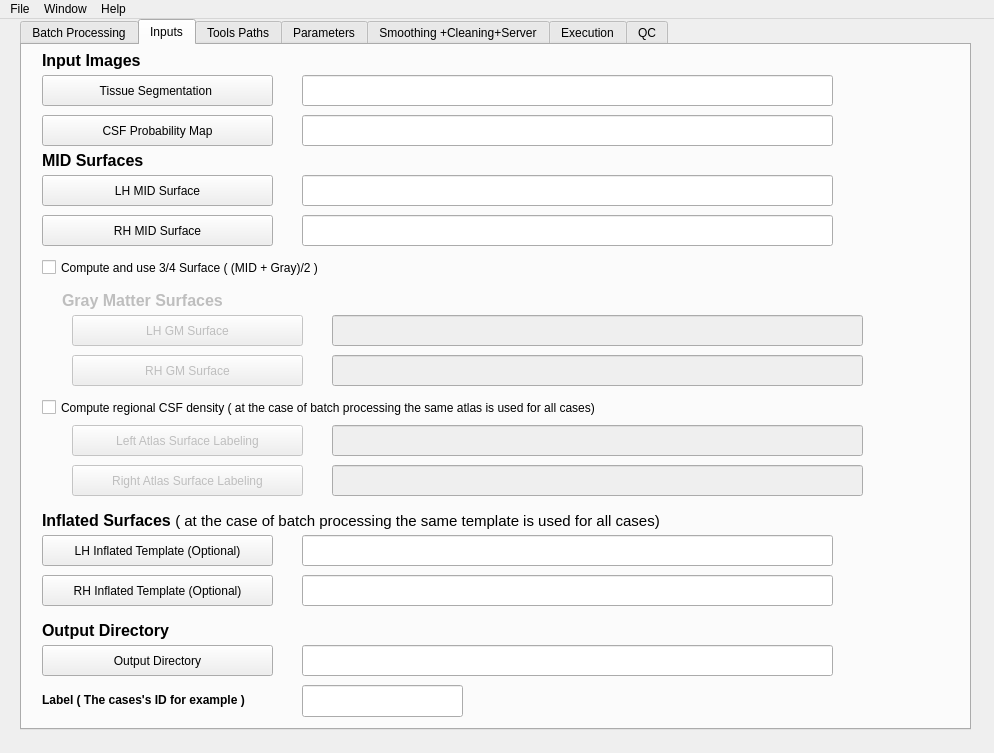
The window that src/app/csfwindow.ui (tahya-deddah/Local_EACSF) describes before a commit, drawn with Qt 5.
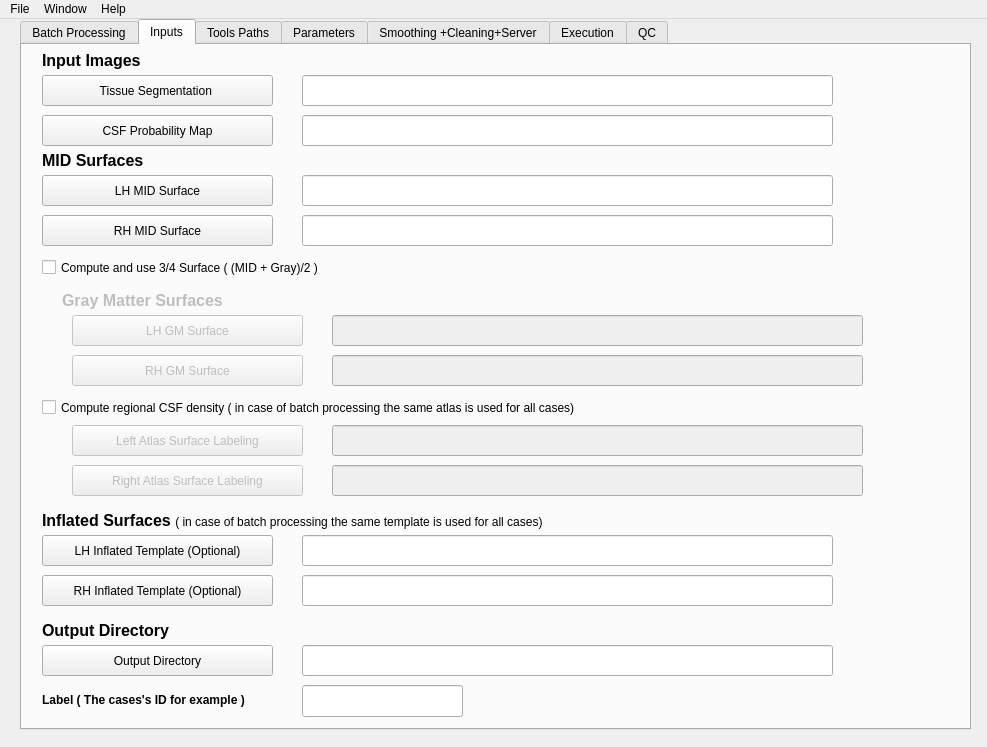
The same window after the commit. The open tabs and pages were chosen to show the change.

What changed in the file:
```diff
--- a/src/app/csfwindow.ui
+++ b/src/app/csfwindow.ui
@@ -6,8 +6,8 @@
    <rect>
     <x>0</x>
     <y>0</y>
-    <width>994</width>
-    <height>753</height>
+    <width>987</width>
+    <height>747</height>
    </rect>
   </property>
   <property name="windowTitle">
@@ -701,7 +701,7 @@
        </rect>
       </property>
       <property name="text">
-       <string>&lt;html&gt;&lt;head/&gt;&lt;body&gt;&lt;p&gt;&lt;span style=&quot; font-size:12pt; font-weight:600;&quot;&gt;Inflated Surfaces &lt;/span&gt;&lt;span style=&quot; font-size:11pt;&quot;&gt;( at the case of batch processing the same template is used for all cases)&lt;/span&gt;&lt;/p&gt;&lt;/body&gt;&lt;/html&gt;</string>
+       <string>&lt;html&gt;&lt;head/&gt;&lt;body&gt;&lt;p&gt;&lt;span style=&quot; font-size:12pt; font-weight:600;&quot;&gt;Inflated Surfaces &lt;/span&gt;( in case of batch processing the same template is used for all cases)&lt;/p&gt;&lt;/body&gt;&lt;/html&gt;</string>
       </property>
      </widget>
      <widget class="QCheckBox" name="checkBox_75P_Surface">
@@ -727,7 +727,7 @@
        </rect>
       </property>
       <property name="text">
-       <string>Compute regional CSF density ( at the case of batch processing the same atlas is used for all cases)</string>
+       <string>Compute regional CSF density ( in case of batch processing the same atlas is used for all cases)</string>
       </property>
      </widget>
      <widget class="QPushButton" name="Left_Atlas_Surface">
@@ -1726,7 +1726,7 @@
     <rect>
      <x>0</x>
      <y>0</y>
-     <width>994</width>
+     <width>987</width>
      <height>28</height>
     </rect>
    </property>
```
Left out of the diff: 2 changed lines with no effect on the pictures.
